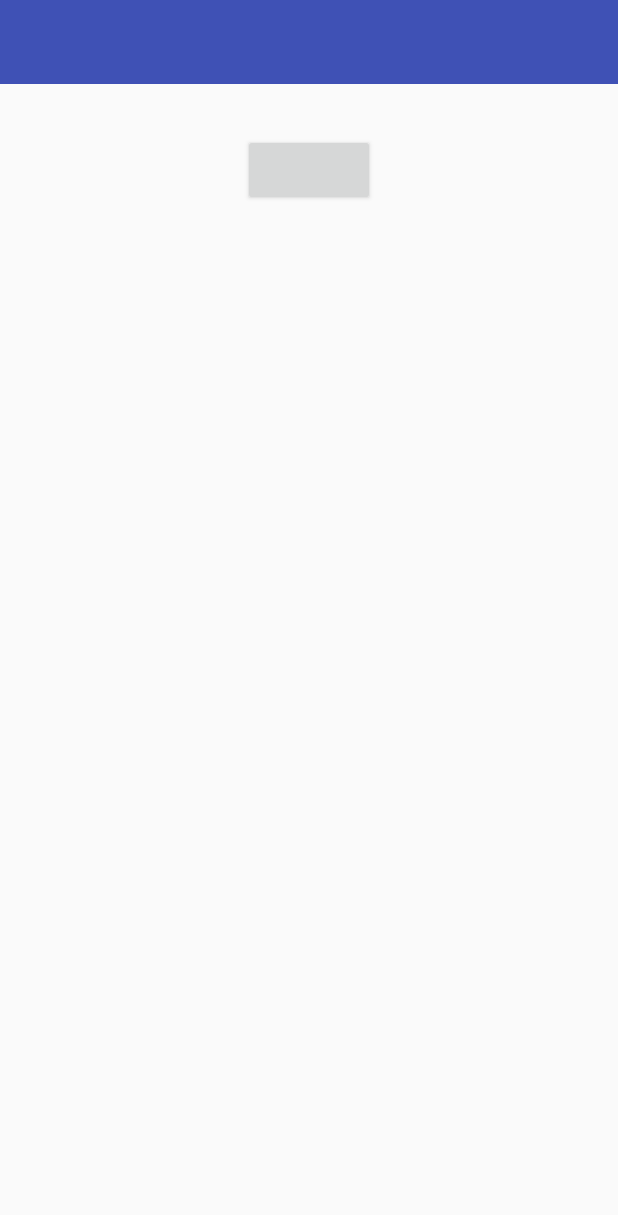
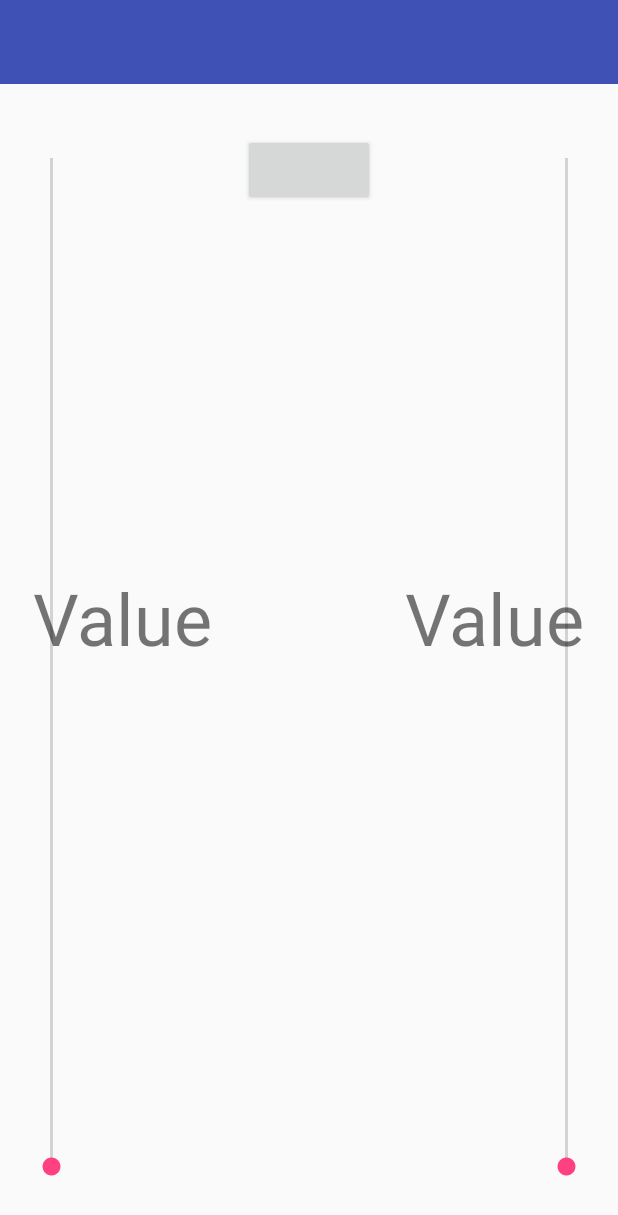
Before and after one commit to macsimbodnar/harduino-material, an Android app: the DeviceActivity screen opened directly, with no data from a screen before it, on a phone screen of 412 x 824 dp. Shown: the top 1215 px of the screen. Run offline under Robolectric (Android 15) with nearby library versions, the phone set to English and light mode, and no system bars; network calls fail; 7 statements that could not run were skipped.

Commit message:
Added 2 slider two vertical slider

```diff
--- a/app/src/main/java/com/mazerfaker/harduino/DeviceActivity.java
+++ b/app/src/main/java/com/mazerfaker/harduino/DeviceActivity.java
@@ -7,30 +7,20 @@ import android.content.Intent;
 import android.os.Bundle;
 import android.os.Handler;
 import android.os.Message;
-import android.support.v4.app.FragmentManager;
-import android.support.v4.app.FragmentPagerAdapter;
-import android.support.v4.view.ViewPager;
-import android.support.v7.app.ActionBar;
-import android.support.v7.app.ActionBarActivity;
+
 import android.support.v7.app.AppCompatActivity;
-import android.support.v7.widget.Toolbar;
 import android.util.Log;
 import android.view.View;
 import android.widget.Button;
+import android.widget.SeekBar;
+import android.widget.TextView;
 import android.widget.Toast;
+import android.widget.SeekBar.OnSeekBarChangeListener;
 
-import com.mazerfaker.harduino.Constants;
-import com.mazerfaker.harduino.MainActivity;
-import com.mazerfaker.harduino.R;
 import com.mazerfaker.harduino.bluetooth.ConnectedThread;
-import com.mazerfaker.harduino.fragments.BaseFragment;
-import com.mazerfaker.harduino.fragments.DeviceFragment;
-import com.mazerfaker.harduino.fragments.DeviceListContentFragment;
-import com.mazerfaker.harduino.fragments.PairedDeviceListContentFragment;
+import com.mazerfaker.harduino.components.VerticalSeekBar;
 
 import java.io.IOException;
-import java.util.ArrayList;
-import java.util.List;
 import java.util.UUID;
 
 
@@ -67,10 +57,49 @@ public class DeviceActivity extends AppCompatActivity {
     @Override
     public void onCreate(Bundle savedInstanceState) {
         super.onCreate(savedInstanceState);
+        btAdapter = BluetoothAdapter.getDefaultAdapter();
 
         setContentView(R.layout.activity_device);
         Button btnSend = (Button) findViewById(R.id.submit_button);
-        btAdapter = BluetoothAdapter.getDefaultAdapter();
+        final TextView sliderTextLeft = (TextView)findViewById(R.id.verticalSeekbarTextLeft);
+        final TextView sliderTextRight = (TextView)findViewById(R.id.verticalSeekbarTextRight);
+        sliderTextLeft.setTextSize(48);
+        sliderTextRight.setTextSize(48);
+
+        VerticalSeekBar seekBarLeft = (VerticalSeekBar)findViewById(R.id.seek_bar_left);
+        seekBarLeft.setOnSeekBarChangeListener(new OnSeekBarChangeListener() {
+            @Override
+            public void onStopTrackingTouch(SeekBar seekBar) {
+            }
+
+            @Override
+            public void onStartTrackingTouch(SeekBar seekBar) {
+            }
+
+            @Override
+            public void onProgressChanged(SeekBar seekBar, int progress, boolean fromUser) {
+                mConnectedThread.write("~" + String.format("%03d", progress) + "l");
+                sliderTextLeft.setText("" + progress);
+            }
+        });
+
+        VerticalSeekBar seekBarRight = (VerticalSeekBar)findViewById(R.id.seek_bar_right);
+        seekBarRight.setOnSeekBarChangeListener(new OnSeekBarChangeListener() {
+            @Override
+            public void onStopTrackingTouch(SeekBar seekBar) {
+            }
+
+            @Override
+            public void onStartTrackingTouch(SeekBar seekBar) {
+            }
+
+            @Override
+            public void onProgressChanged(SeekBar seekBar, int progress, boolean fromUser) {
+                mConnectedThread.write("~" + String.format("%03d", progress) + "r");
+                sliderTextRight.setText("" + progress);
+            }
+        });
+
 
         // Set up onClick listeners //
         btnSend.setOnClickListener(new View.OnClickListener() {
--- /dev/null
+++ b/app/src/main/java/com/mazerfaker/harduino/components/VerticalSeekBar.java
@@ -0,0 +1,60 @@
+package com.mazerfaker.harduino.components;
+
+/**
+ * Created by max on 27/11/16.
+ */
+import android.content.Context;
+import android.graphics.Canvas;
+import android.util.AttributeSet;
+import android.view.MotionEvent;
+import android.widget.SeekBar;
+
+public class VerticalSeekBar extends SeekBar {
+
+    public VerticalSeekBar(Context context) {
+        super(context);
+    }
+
+    public VerticalSeekBar(Context context, AttributeSet attrs, int defStyle) {
+        super(context, attrs, defStyle);
+    }
+
+    public VerticalSeekBar(Context context, AttributeSet attrs) {
+        super(context, attrs);
+    }
+
+    protected void onSizeChanged(int w, int h, int oldw, int oldh) {
+        super.onSizeChanged(h, w, oldh, oldw);
+    }
+
+    @Override
+    protected synchronized void onMeasure(int widthMeasureSpec, int heightMeasureSpec) {
+        super.onMeasure(heightMeasureSpec, widthMeasureSpec);
+        setMeasuredDimension(getMeasuredHeight(), getMeasuredWidth());
+    }
+
+    protected void onDraw(Canvas c) {
+        c.rotate(-90);
+        c.translate(-getHeight(), 0);
+        super.onDraw(c);
+    }
+
+    @Override
+    public boolean onTouchEvent(MotionEvent event) {
+        if (!isEnabled()) {
+            return false;
+        }
+
+        switch (event.getAction()) {
+            case MotionEvent.ACTION_DOWN:
+            case MotionEvent.ACTION_MOVE:
+            case MotionEvent.ACTION_UP:
+                setProgress(getMax() - (int) (getMax() * event.getY() / getHeight()));
+                onSizeChanged(getWidth(), getHeight(), 0, 0);
+                break;
+            case MotionEvent.ACTION_CANCEL:
+                break;
+        }
+        return true;
+    }
+}
--- a/app/src/main/res/layout/activity_device.xml
+++ b/app/src/main/res/layout/activity_device.xml
@@ -1,6 +1,7 @@
 <?xml version="1.0" encoding="utf-8"?>
 <RelativeLayout
     xmlns:android="http://schemas.android.com/apk/res/android"
+    xmlns:tools="http://schemas.android.com/tools"
     android:orientation="vertical" android:layout_width="match_parent"
     android:layout_height="match_parent">
 
@@ -16,4 +17,46 @@
         android:layout_below="@+id/toolbar"
         android:layout_centerHorizontal="true" />
 
+    <com.mazerfaker.harduino.components.VerticalSeekBar
+        android:id="@+id/seek_bar_right"
+        android:max="255"
+        android:layout_width="wrap_content"
+        android:layout_height="fill_parent"
+        android:layout_alignParentRight="true"
+        android:layout_marginRight="25dp"
+        android:layout_marginBottom="30dp"
+        android:progress="0"
+        android:layout_alignTop="@+id/submit_button" />
+
+    <com.mazerfaker.harduino.components.VerticalSeekBar
+        android:id="@+id/seek_bar_left"
+        android:max="255"
+        android:layout_width="wrap_content"
+        android:layout_height="fill_parent"
+        android:layout_alignParentLeft="true"
+        android:layout_marginLeft="25dp"
+        android:layout_marginBottom="30dp"
+        android:progress="0"
+        android:layout_alignTop="@+id/submit_button" />
+
+    <TextView
+        android:layout_width="wrap_content"
+        android:layout_height="wrap_content"
+        android:id="@+id/verticalSeekbarTextRight"
+        android:padding="@dimen/padding_medium"
+        android:text="@string/value"
+        tools:context=".DeviceActivity"
+        android:layout_centerVertical="true"
+        android:layout_toEndOf="@+id/submit_button" />
+
+    <TextView
+        android:layout_width="wrap_content"
+        android:layout_height="wrap_content"
+        android:id="@+id/verticalSeekbarTextLeft"
+        android:padding="@dimen/padding_medium"
+        android:text="@string/value"
+        tools:context=".DeviceActivity"
+        android:layout_centerVertical="true"
+        android:layout_toStartOf="@+id/submit_button" />
+
 </RelativeLayout>
--- a/app/src/main/res/values/dimens.xml
+++ b/app/src/main/res/values/dimens.xml
@@ -18,4 +18,5 @@
     <dimen name="card_image_height">200dp</dimen>
     <dimen name="list_body">14sp</dimen>
     <dimen name="navheader_height">222dp</dimen>
+    <dimen name="padding_medium">20dp</dimen>
 </resources>
--- a/app/src/main/res/values/strings.xml
+++ b/app/src/main/res/values/strings.xml
@@ -4,4 +4,5 @@
     <string name="device_list_tab_title">Devices</string>
     <string name="paired_device_list_tab_title">Paired Devices</string>
     <string name="bluetooth_not_supported">Bluetooth not supported on this device :(</string>
+    <string name="value">Value</string>
 </resources>
```
